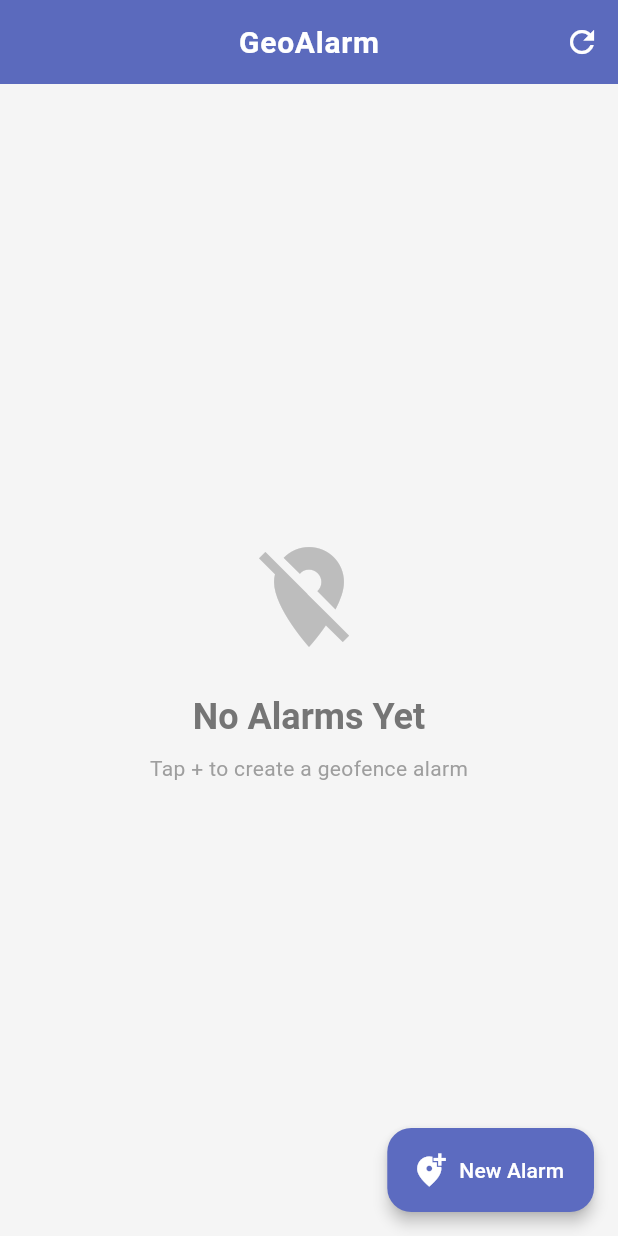
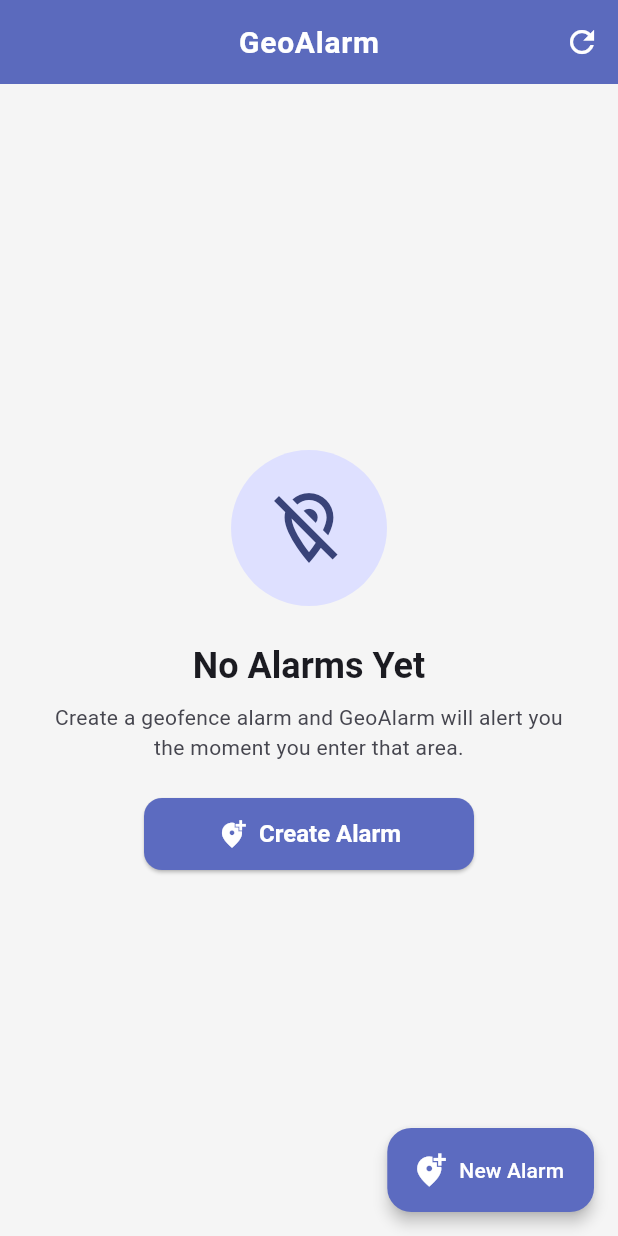
Before and after one commit to MithunKiet/geofence-alarm, a Flutter app: the screen it shows after launch, on a phone screen of 412 x 824 dp. Run offline on Flutter 3.47's test engine with Material 3 defaults, Android fonts, the phone set to English and light mode, and no system bars; our stand-ins replace flutter_local_notifications, geolocator, google_maps_flutter, permission_handler, sqflite; missing offline and left inert: flutter_ringtone_player, geofence_service; accounts and stored records are empty.

Commit message:
feat(ui): redesign Home screen and AlarmCard
- AlarmCard: swipe-to-delete (Dismissible), active-state accent bar,
  theme-aware colors throughout (was hardcoded Colors.grey/red, which
  looked wrong in dark mode).
- HomeScreen: full-screen loading/error states only show when there's no
  data yet, so a background refresh (pull-to-refresh, resume) no longer
  blanks the existing list. Empty state gets an icon badge, clearer copy,
  and its own "Create Alarm" CTA instead of only the FAB.

```diff
--- a/lib/screens/home/home_screen.dart
+++ b/lib/screens/home/home_screen.dart
@@ -2,6 +2,7 @@ import 'package:flutter/material.dart';
 import 'package:provider/provider.dart';
 import '../../providers/alarm_provider.dart';
 import '../../widgets/alarm_card.dart';
+import '../../widgets/custom_button.dart';
 import '../../config/app_routes.dart';
 import '../../services/geofence_service.dart' as app_geo;
 import '../../utils/permission_utils.dart';
@@ -81,21 +82,26 @@ class _HomeScreenState extends State<HomeScreen> with WidgetsBindingObserver {
       ),
       body: Consumer<AlarmProvider>(
         builder: (context, provider, _) {
-          if (provider.isLoading) {
+          final colorScheme = Theme.of(context).colorScheme;
+
+          if (provider.isLoading && provider.alarms.isEmpty) {
             return const Center(child: CircularProgressIndicator());
           }
 
-          if (provider.error != null) {
+          if (provider.error != null && provider.alarms.isEmpty) {
             return Center(
+              child: Padding(
+                padding: const EdgeInsets.all(24),
                 child: Column(
                   mainAxisAlignment: MainAxisAlignment.center,
                   children: [
-                  Icon(Icons.error_outline, size: 64, color: Colors.red.shade300),
+                    Icon(Icons.error_outline,
+                        size: 64, color: colorScheme.error),
                     const SizedBox(height: 16),
                     Text(
                       provider.error!,
                       textAlign: TextAlign.center,
-                    style: TextStyle(color: Colors.red.shade700),
+                      style: TextStyle(color: colorScheme.error),
                     ),
                     const SizedBox(height: 16),
                     ElevatedButton(
@@ -107,35 +113,60 @@ class _HomeScreenState extends State<HomeScreen> with WidgetsBindingObserver {
                     ),
                   ],
                 ),
+              ),
             );
           }
 
           if (provider.alarms.isEmpty) {
             return Center(
+              child: Padding(
+                padding: const EdgeInsets.symmetric(horizontal: 32),
                 child: Column(
                   mainAxisAlignment: MainAxisAlignment.center,
                   children: [
-                  Icon(
-                    Icons.location_off,
-                    size: 80,
-                    color: Colors.grey.shade400,
+                    Container(
+                      padding: const EdgeInsets.all(24),
+                      decoration: BoxDecoration(
+                        color: colorScheme.primaryContainer,
+                        shape: BoxShape.circle,
+                      ),
+                      child: Icon(
+                        Icons.location_off_outlined,
+                        size: 56,
+                        color: colorScheme.onPrimaryContainer,
+                      ),
                     ),
                     const SizedBox(height: 24),
                     Text(
                       'No Alarms Yet',
                       style: Theme.of(context).textTheme.headlineSmall?.copyWith(
-                          color: Colors.grey.shade600,
                             fontWeight: FontWeight.bold,
                           ),
                     ),
                     const SizedBox(height: 8),
                     Text(
-                    'Tap + to create a geofence alarm',
+                      'Create a geofence alarm and GeoAlarm will alert you '
+                      'the moment you enter that area.',
+                      textAlign: TextAlign.center,
                       style: Theme.of(context).textTheme.bodyMedium?.copyWith(
-                          color: Colors.grey.shade500,
+                            color: colorScheme.onSurfaceVariant,
+                          ),
+                    ),
+                    const SizedBox(height: 24),
+                    SizedBox(
+                      width: 220,
+                      child: CustomButton(
+                        label: 'Create Alarm',
+                        icon: Icons.add_location_alt,
+                        onPressed: () async {
+                          await Navigator.of(context)
+                              .pushNamed(AppRoutes.alarmSettings);
+                          await _refreshGeofences();
+                        },
                       ),
                     ),
                   ],
+                ),
               ),
             );
           }
```
Also changed, not shown: lib/widgets/alarm_card.dart (+69 -26 lines). Lines whose indentation alone changed are shown as unchanged.
